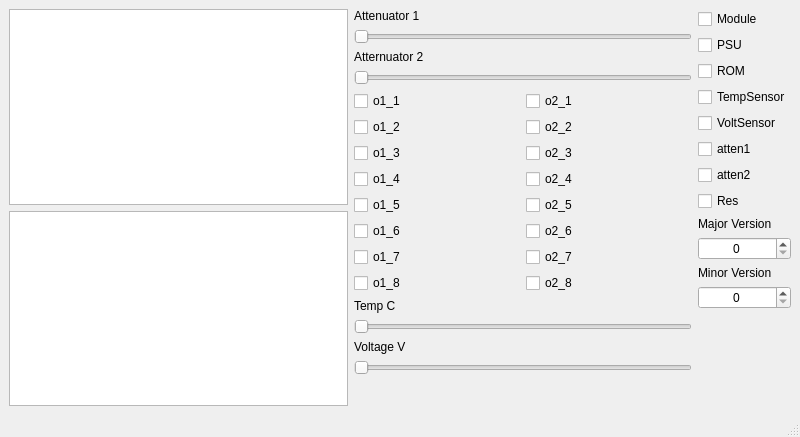
Above: server/mainwindow.ui from brik13ET/lo1337l before the change. Below: the same form after it.
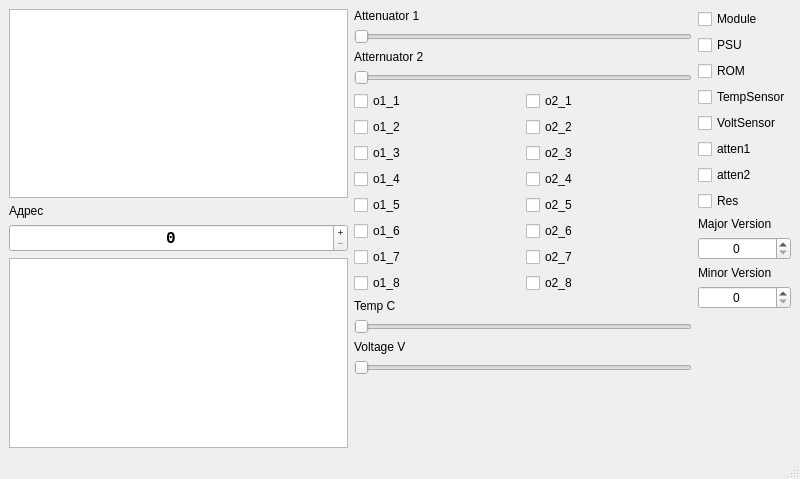
That is the form after the change.

```diff
--- a/server/mainwindow.ui
+++ b/server/mainwindow.ui
@@ -7,7 +7,7 @@
     <x>0</x>
     <y>0</y>
     <width>800</width>
-    <height>437</height>
+    <height>479</height>
    </rect>
   </property>
   <property name="windowTitle">
@@ -22,6 +22,37 @@
         <item>
          <widget class="QListWidget" name="comList"/>
         </item>
+        <item>
+         <widget class="QLabel" name="label_7">
+          <property name="text">
+           <string>Адрес</string>
+          </property>
+         </widget>
+        </item>
+        <item>
+         <widget class="QSpinBox" name="spinBox">
+          <property name="font">
+           <font>
+            <family>Lucida Console</family>
+            <pointsize>12</pointsize>
+            <weight>75</weight>
+            <bold>true</bold>
+           </font>
+          </property>
+          <property name="alignment">
+           <set>Qt::AlignCenter</set>
+          </property>
+          <property name="buttonSymbols">
+           <enum>QAbstractSpinBox::PlusMinus</enum>
+          </property>
+          <property name="maximum">
+           <number>31</number>
+          </property>
+          <property name="displayIntegerBase">
+           <number>16</number>
+          </property>
+         </widget>
+        </item>
         <item>
          <widget class="QListWidget" name="msgList"/>
         </item>
```
Left out of the diff: 4 changed lines with no effect on the pictures.
